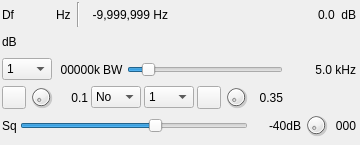
First picture: the form in plugins/channelrx/freqtracker/freqtrackergui.ui, repository f4exb/sdrangel, before the edit.
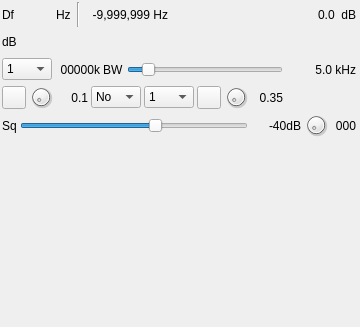
Second picture: the form after the edit. Icons and pictures are not drawn. Custom widgets are drawn as their Qt base class.

Commit message: AFC: process tracker frequency change only if its offset actually chages

```diff
--- a/plugins/channelrx/freqtracker/freqtrackergui.ui
+++ b/plugins/channelrx/freqtracker/freqtrackergui.ui
@@ -7,7 +7,7 @@
     <x>0</x>
     <y>0</y>
     <width>360</width>
-    <height>145</height>
+    <height>327</height>
    </rect>
   </property>
   <property name="sizePolicy">
@@ -681,6 +681,49 @@
     </item>
    </layout>
   </widget>
+  <widget class="QWidget" name="spectrumContainer" native="true">
+   <property name="geometry">
+    <rect>
+     <x>0</x>
+     <y>150</y>
+     <width>351</width>
+     <height>171</height>
+    </rect>
+   </property>
+   <property name="windowTitle">
+    <string>Channel Spectrum</string>
+   </property>
+   <layout class="QVBoxLayout" name="verticalLayout_2">
+    <property name="spacing">
+     <number>2</number>
+    </property>
+    <property name="leftMargin">
+     <number>3</number>
+    </property>
+    <property name="topMargin">
+     <number>3</number>
+    </property>
+    <property name="rightMargin">
+     <number>3</number>
+    </property>
+    <property name="bottomMargin">
+     <number>3</number>
+    </property>
+    <item>
+     <widget class="GLSpectrum" name="glSpectrum" native="true">
+      <property name="font">
+       <font>
+        <family>Liberation Mono</family>
+        <pointsize>8</pointsize>
+       </font>
+      </property>
+     </widget>
+    </item>
+    <item>
+     <widget class="GLSpectrumGUI" name="spectrumGUI" native="true"/>
+    </item>
+   </layout>
+  </widget>
  </widget>
  <customwidgets>
   <customwidget>
@@ -689,23 +732,35 @@
    <header>gui/rollupwidget.h</header>
    <container>1</container>
   </customwidget>
-  <customwidget>
-   <class>LevelMeterSignalDB</class>
-   <extends>QWidget</extends>
-   <header>gui/levelmeter.h</header>
-   <container>1</container>
-  </customwidget>
   <customwidget>
    <class>ButtonSwitch</class>
    <extends>QToolButton</extends>
    <header>gui/buttonswitch.h</header>
   </customwidget>
+  <customwidget>
+   <class>LevelMeterSignalDB</class>
+   <extends>QWidget</extends>
+   <header>gui/levelmeter.h</header>
+   <container>1</container>
+  </customwidget>
   <customwidget>
    <class>ValueDialZ</class>
    <extends>QWidget</extends>
    <header>gui/valuedialz.h</header>
    <container>1</container>
   </customwidget>
+  <customwidget>
+   <class>GLSpectrum</class>
+   <extends>QWidget</extends>
+   <header>gui/glspectrum.h</header>
+   <container>1</container>
+  </customwidget>
+  <customwidget>
+   <class>GLSpectrumGUI</class>
+   <extends>QWidget</extends>
+   <header>gui/glspectrumgui.h</header>
+   <container>1</container>
+  </customwidget>
  </customwidgets>
  <resources>
   <include location="../../../sdrgui/resources/res.qrc"/>
```
